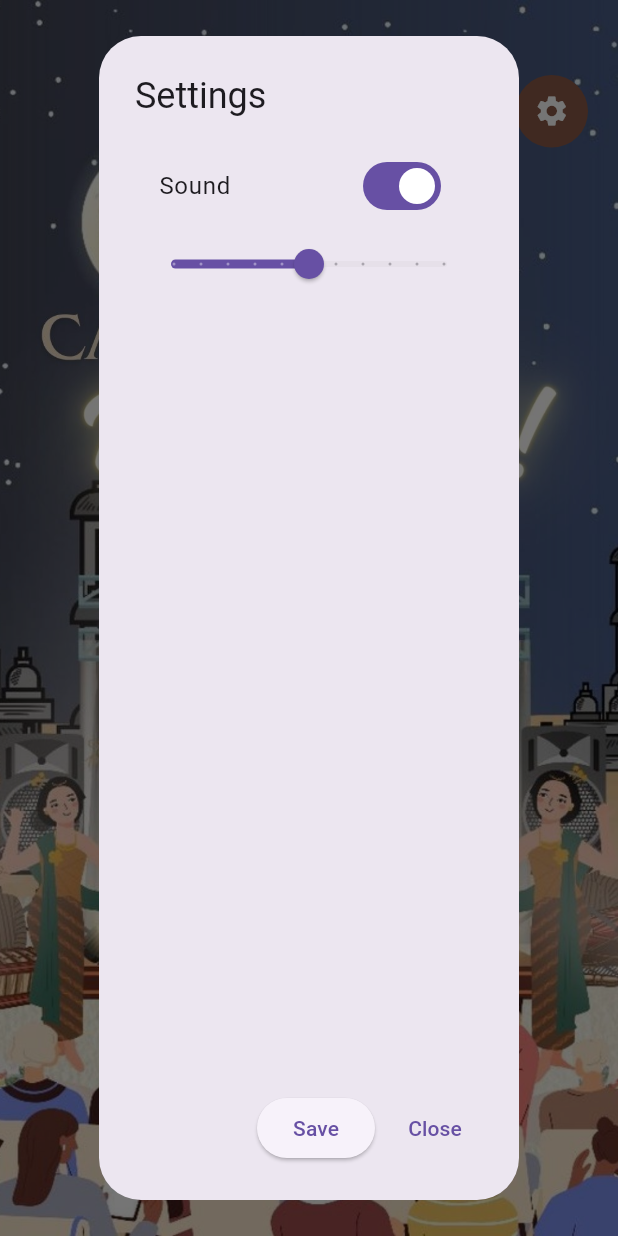
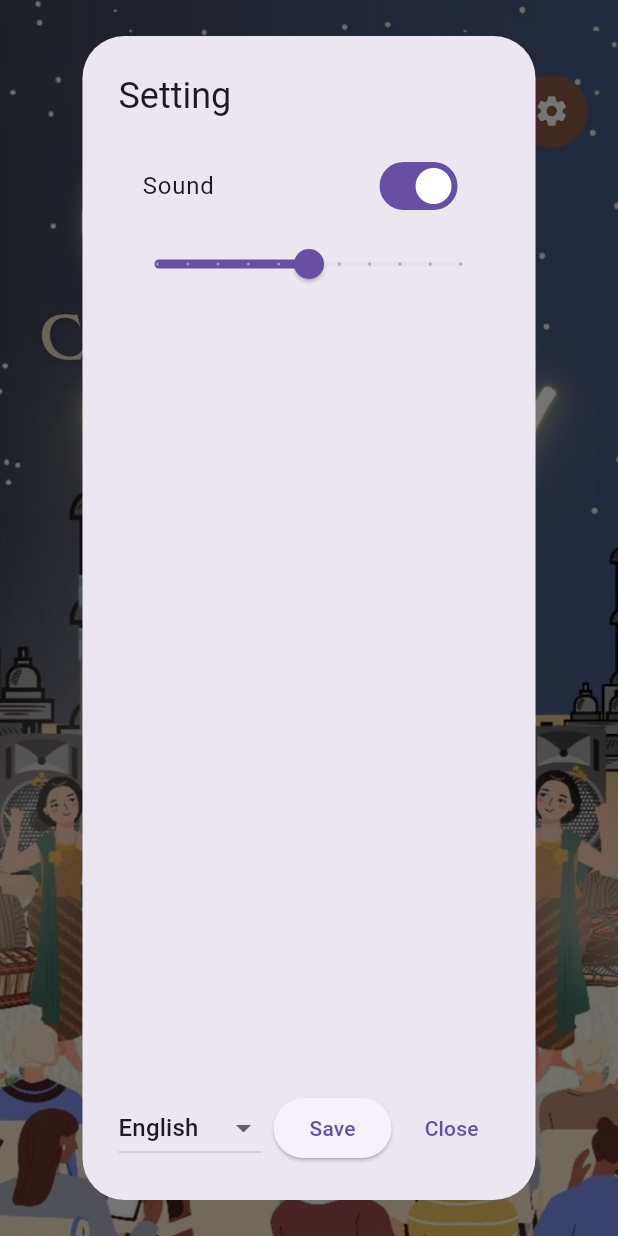
Before and after one commit to KharismaNisa11/CANDI-BOOM, a Flutter app: the screen it shows after launch, after a tap on the "settings" icon, on a phone screen of 412 x 824 dp. Run offline on Flutter 3.47's test engine with Material 3 defaults, Android fonts, the phone set to English and light mode, and no system bars; our stand-ins replace flutter_localization, shared_preferences; missing offline and left inert: flame_audio.

Commit message:
anna mo upload nih

```diff
--- /dev/null
+++ b/lib/Localization/locales.dart
@@ -0,0 +1,34 @@
+import 'package:flutter_localization/flutter_localization.dart';
+
+const List<MapLocale> LOCALES = [
+  MapLocale("en", LocaleData.EN),
+  MapLocale("idn", LocaleData.IDN),
+];
+
+mixin LocaleData{
+  static const String body = 'body';
+  static const String poin = 'poin';
+  static const String setting = 'setting';
+  static const String sound = 'sound';
+  static const String save = 'save';
+  static const String close = 'close';
+  static const Map<String, dynamic> EN = {
+    body: 'Play',
+    poin: 'Point : ',
+    setting: 'Setting',
+    sound: 'Sound',
+    save: 'Save',
+    close: 'close'
+  };
+
+  static const Map<String, dynamic> IDN = {
+    body: 'Mulai',
+    poin: 'Poin : ',
+    setting: 'Pengaturan',
+    sound: 'Lagu',
+    save: 'Simpan',
+    close: 'Tutup'
+  };
+
+
+}
--- a/lib/Model/candi_model.dart
+++ b/lib/Model/candi_model.dart
@@ -13,14 +13,13 @@ class CandiModel {
     // Initialize candies with random asset identifiers
     final random = Random();
     for (int i = 0; i < rowSize * rowSize; i++) {
-      candies.add(getRandomCandyAsset());
+      candies.add(getRandomCandyAsset(random));
     }
   }
 
-  String getRandomCandyAsset() {
+  String getRandomCandyAsset(Random random) {
     // Replace this with your logic to get a random candy asset
     final List<String> candyAssets = ["Borobudur.png", "Candi Prambanan.png", "cankuang.png"];
-    final Random random = Random();
     return candyAssets[random.nextInt(candyAssets.length)];
   }
 
--- a/lib/View/homepage.dart
+++ b/lib/View/homepage.dart
@@ -1,20 +1,28 @@
 import 'package:candiboom/Controller/settings_controller.dart';
+import 'package:candiboom/Localization/locales.dart';
 import 'package:candiboom/View/menu.dart';
 import 'package:flame_audio/flame_audio.dart';
 import 'package:flutter/material.dart';
+import 'package:flutter_localization/flutter_localization.dart';
 
 class HomePage extends StatefulWidget {
+  const HomePage({super.key});
+
   @override
-  _HomePage createState() => _HomePage();
+  State<HomePage> createState() => _HomePageState();
 }
 
-class _HomePage extends State<HomePage> {
+class _HomePageState extends State<HomePage> {
+  late FlutterLocalization _flutterLocalization;
   late SettingsController settingsController;
+  late String _currentLocale;
 
   @override
   void initState() {
     super.initState();
-
+    _flutterLocalization = FlutterLocalization.instance;
+    _currentLocale = _flutterLocalization.currentLocale!.languageCode;
+    print(_currentLocale);
     // Initialize controllers and settings
     settingsController = SettingsController();
   }
@@ -56,7 +64,7 @@ class _HomePage extends State<HomePage> {
                       ),
                     ),
                     child: Text(
-                      'Play',
+                      context.formatString(LocaleData.body, []),
                       style: TextStyle(fontSize: 30),
                     ),
                   ),
@@ -97,11 +105,11 @@ class _HomePage extends State<HomePage> {
         return StatefulBuilder(
           builder: (BuildContext context, setState) {
             return AlertDialog(
-              title: Text('Settings'),
+              title: Text(context.formatString(LocaleData.setting, [])),
               content: Column(
                 children: [
                   SwitchListTile(
-                    title: Text('Sound'),
+                    title: Text(context.formatString(LocaleData.sound, [])),
                     value: settingsController.model.isSoundOn,
                     onChanged: (value) {
                       setState(() {
@@ -131,6 +139,22 @@ class _HomePage extends State<HomePage> {
                 ],
               ),
               actions: [
+                DropdownButton(
+                  value: _currentLocale,
+                  items: const [
+                    DropdownMenuItem(
+                      value: "en",
+                      child: Text("English"),
+                    ),
+                    DropdownMenuItem(
+                      value: "idn",
+                      child: Text("Indonesia"),
+                    ),
+                  ],
+                  onChanged: (value) {
+                    _setLocale(value);
+                  },
+                ),
                 ElevatedButton(
                   onPressed: () {
                     settingsController.saveSettings();
@@ -167,4 +191,18 @@ class _HomePage extends State<HomePage> {
       }
     }
   }
+
+  void _setLocale(String? value) {
+    if (value == null) return;
+    if (value == "en") {
+      _flutterLocalization.translate("en");
+    } else if (value == "idn") {
+      _flutterLocalization.translate("idn");
+    } else {
+      return;
+    }
+    setState(() {
+      _currentLocale = value;
+    });
+  }
 }
--- a/lib/main.dart
+++ b/lib/main.dart
@@ -1,16 +1,44 @@
 // main.dart
+import 'package:candiboom/Localization/locales.dart';
 import 'package:candiboom/View/homepage.dart';
 import 'package:flutter/material.dart';
+import 'package:flutter_localization/flutter_localization.dart';
 
-void main() => runApp(MyApp());
+void main() => runApp(const MyApp());
 
-class MyApp extends StatelessWidget {
+class MyApp extends StatefulWidget {
+  const MyApp({super.key});
+
+  @override
+  State<MyApp> createState() => _MyAppState();
+}
+
+class _MyAppState extends State<MyApp>{
+  final FlutterLocalization localization = FlutterLocalization.instance;
+
+  @override
+  void initState(){
+    configureLocalization();
+    super.initState();
+  }
+
   @override
   Widget build(BuildContext context) {
     return MaterialApp(
-      title: 'Candy Crush',
+      title: 'Candy Boom',
       debugShowCheckedModeBanner: false,
+      supportedLocales: localization.supportedLocales,
+      localizationsDelegates: localization.localizationsDelegates,
       home: HomePage(),
     );
   }
+
+  void configureLocalization(){
+    localization.init(mapLocales: LOCALES, initLanguageCode: "en");
+    localization.onTranslatedLanguage = onTranslatedLanguage;
+  }
+
+  void onTranslatedLanguage(Locale? locale){
+    setState(() {});
+  }
 }
--- a/pubspec.yaml
+++ b/pubspec.yaml
@@ -30,6 +30,8 @@ environment:
 dependencies:
   flutter:
     sdk: flutter
+  flutter_localization: ^0.2.0
+  intl_translation: ^0.18.2
   file_picker: ^6.1.1
   audioplayers: ^5.2.1
   shared_preferences: ^2.0.12
```
Also changed, not shown: lib/View/candi_crush_game.dart (+98 -10 lines), pubspec.lock, 6 other files.
